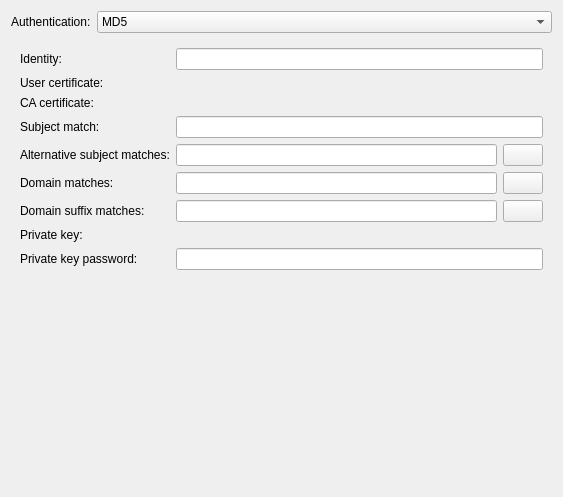
First picture: the form in libs/editor/settings/ui/802-1x.ui, repository Sonic-DE/sonic-network-manager, before the edit.
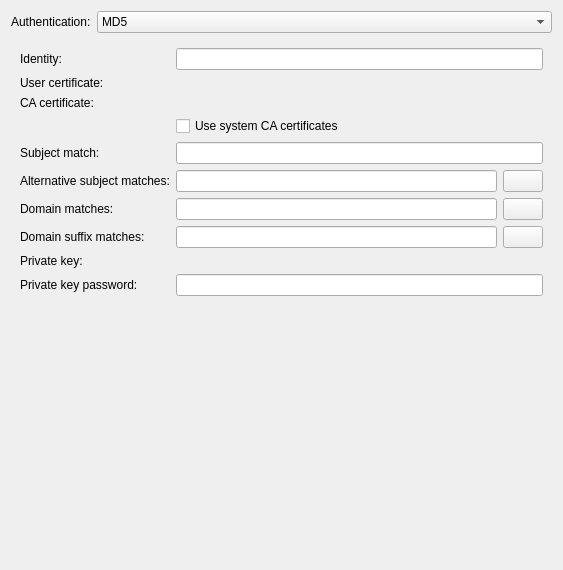
Second picture: the form after the edit. The open tabs and pages were chosen to show the change. Icons and pictures are not drawn. Custom widgets are drawn as their Qt base class.

Commit message: 802-1x: add checkbox to use system CA certificates

Patch:
```diff
--- a/libs/editor/settings/ui/802-1x.ui
+++ b/libs/editor/settings/ui/802-1x.ui
@@ -8,7 +8,7 @@
     <x>0</x>
     <y>0</y>
     <width>563</width>
-    <height>497</height>
+    <height>570</height>
    </rect>
   </property>
   <layout class="QFormLayout" name="formLayout_7">
@@ -162,7 +162,7 @@
          </property>
         </widget>
        </item>
-       <item row="3" column="0">
+       <item row="4" column="0">
         <widget class="QLabel" name="label_27">
          <property name="text">
           <string>Subject match:</string>
@@ -172,14 +172,14 @@
          </property>
         </widget>
        </item>
-       <item row="3" column="1">
+       <item row="4" column="1">
         <widget class="QLineEdit" name="leTlsSubjectMatch">
          <property name="text">
           <string/>
          </property>
         </widget>
        </item>
-       <item row="4" column="0">
+       <item row="5" column="0">
         <widget class="QLabel" name="label_28">
          <property name="text">
           <string>Alternative subject matches:</string>
@@ -189,7 +189,7 @@
          </property>
         </widget>
        </item>
-       <item row="4" column="1">
+       <item row="5" column="1">
         <layout class="QHBoxLayout" name="horizontalLayout">
          <item>
           <widget class="QLineEdit" name="leTlsAlternativeSubjectMatches"/>
@@ -206,7 +206,7 @@
          </item>
         </layout>
        </item>
-       <item row="5" column="0">
+       <item row="6" column="0">
         <widget class="QLabel" name="label_29">
          <property name="text">
           <string>Domain matches:</string>
@@ -216,7 +216,7 @@
          </property>
         </widget>
        </item>
-       <item row="5" column="1">
+       <item row="6" column="1">
         <layout class="QHBoxLayout" name="horizontalLayout_2">
          <item>
           <widget class="QLineEdit" name="leTlsDomainMatches"/>
@@ -233,7 +233,7 @@
          </item>
         </layout>
        </item>
-       <item row="6" column="0">
+       <item row="7" column="0">
         <widget class="QLabel" name="label_39">
          <property name="text">
           <string>Domain suffix matches:</string>
@@ -243,7 +243,7 @@
          </property>
         </widget>
        </item>
-       <item row="6" column="1">
+       <item row="7" column="1">
         <layout class="QHBoxLayout" name="horizontalLayout_8">
          <item>
           <widget class="QLineEdit" name="leTlsDomainSuffixMatches"/>
@@ -260,7 +260,7 @@
          </item>
         </layout>
        </item>
-       <item row="7" column="0">
+       <item row="8" column="0">
         <widget class="QLabel" name="label_7">
          <property name="text">
           <string>Private key:</string>
@@ -270,7 +270,7 @@
          </property>
         </widget>
        </item>
-       <item row="7" column="1">
+       <item row="8" column="1">
         <widget class="KUrlRequester" name="tlsPrivateKey">
          <property name="nameFilters">
           <stringlist notr="true">
@@ -279,7 +279,7 @@
          </property>
         </widget>
        </item>
-       <item row="8" column="0">
+       <item row="9" column="0">
         <widget class="QLabel" name="label_8">
          <property name="text">
           <string>Private key password:</string>
@@ -289,13 +289,20 @@
          </property>
         </widget>
        </item>
-       <item row="8" column="1">
+       <item row="9" column="1">
         <widget class="PasswordField" name="tlsPrivateKeyPassword">
          <property name="passwordModeEnabled" stdset="0">
           <bool>true</bool>
          </property>
         </widget>
        </item>
+       <item row="3" column="1">
+        <widget class="QCheckBox" name="chkTlsUseSystemCaCerts">
+         <property name="text">
+          <string>Use system CA certificates</string>
+         </property>
+        </widget>
+       </item>
       </layout>
      </widget>
      <widget class="QWidget" name="leapPage">
```
Left out of the diff: 94 changed lines with no effect on the pictures. The commit also changes 1 other file.
